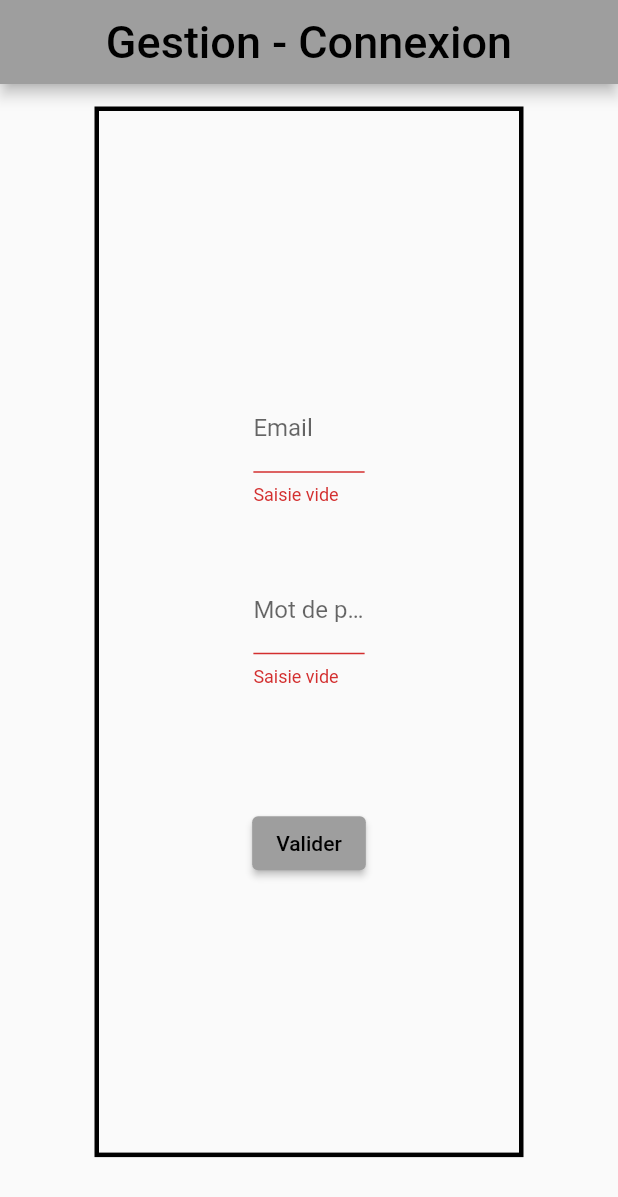
After one commit to LoupMyr/stageApp, a Flutter app: the screen it shows after launch, after a tap on "Valider", on a phone screen of 412 x 824 dp. The commit adds this screen. Shown: the top 1197 px of the screen. Run offline on Flutter 3.47's test engine with Material 2 defaults, Android fonts, the phone set to English and light mode, and no system bars; our stand-ins replace flutter_secure_storage, flutter_spinkit.

Commit message:
ajout connexion & splashscreen & debut package secure_storage

```diff
--- /dev/null
+++ b/lib/connexionPage.dart
@@ -0,0 +1,118 @@
+import 'package:flutter/material.dart';
+import 'package:flutter_secure_storage/flutter_secure_storage.dart';
+import 'package:stage/tools.dart';
+import 'dart:convert' as convert;
+
+class ConnexionPage extends StatefulWidget {
+  const ConnexionPage({super.key, required this.title});
+
+  final String title;
+
+  @override
+  State<ConnexionPage> createState() => ConnexionPageState();
+}
+
+class ConnexionPageState extends State<ConnexionPage> {
+  final Tools _tools = Tools();
+  final storage = FlutterSecureStorage();
+  final _formKey = GlobalKey<FormState>();
+  String _email = '';
+  String _mdp = '';
+
+  void connect() async {
+    var response = await _tools.authenticationUser(_email, _mdp);
+    if (response.statusCode == 200) {
+      Navigator.pushReplacementNamed(context, '/routeHome');
+      ScaffoldMessenger.of(context).showSnackBar(const SnackBar(
+        content: Text('Bienvenue !'),
+      ));
+      var token = convert.jsonDecode(response.body);
+      await storage.write(key: 'email', value: _email);
+      await storage.write(key: 'password', value: _mdp);
+      await storage.write(key: 'token', value: token);
+    } else if (response.statusCode == 401) {
+      ScaffoldMessenger.of(context).showSnackBar(const SnackBar(
+        content: Text('Identifiant incorrects'),
+      ));
+    } else {
+      ScaffoldMessenger.of(context).showSnackBar(SnackBar(
+        content: Text('Erreur ${response.statusCode.toString()}'),
+      ));
+    }
+  }
+
+  @override
+  Widget build(BuildContext context) {
+    return Scaffold(
+      appBar: AppBar(
+        centerTitle: true,
+        title: Text(
+          widget.title,
+          style: TextStyle(fontSize: 30),
+        ),
+      ),
+      body: SingleChildScrollView(
+        child: Center(
+          child: Container(
+            height: MediaQuery.of(context).size.height * 0.85,
+            margin: const EdgeInsets.all(15.0),
+            padding: const EdgeInsets.all(100.0),
+            decoration: BoxDecoration(
+                border: Border.all(
+                    color: const Color.fromARGB(255, 0, 0, 0), width: 3)),
+            child: Form(
+              key: _formKey,
+              child: Column(
+                mainAxisAlignment: MainAxisAlignment.center,
+                children: [
+                  SizedBox(
+                    width: MediaQuery.of(context).size.width * 0.18,
+                    child: TextFormField(
+                      decoration: const InputDecoration(labelText: 'Email'),
+                      validator: (valeur) {
+                        if (valeur == null || valeur.isEmpty) {
+                          return 'Saisie vide';
+                        } else {
+                          setState(() {
+                            _email = valeur;
+                          });
+                        }
+                      },
+                    ),
+                  ),
+                  const Padding(padding: EdgeInsets.all(20)),
+                  SizedBox(
+                    width: MediaQuery.of(context).size.width * 0.18,
+                    child: TextFormField(
+                      obscureText: true,
+                      decoration:
+                          const InputDecoration(labelText: 'Mot de passe'),
+                      validator: (valeur) {
+                        if (valeur == null || valeur.isEmpty) {
+                          return 'Saisie vide';
+                        } else {
+                          setState(() {
+                            _mdp = valeur;
+                          });
+                        }
+                      },
+                    ),
+                  ),
+                  const Padding(padding: EdgeInsets.all(40)),
+                  ElevatedButton(
+                    onPressed: () {
+                      if (_formKey.currentState!.validate()) {
+                        connect();
+                      }
+                    },
+                    child: const Text("Valider"),
+                  ),
+                ],
+              ),
+            ),
+          ),
+        ),
+      ),
+    );
+  }
+}
--- a/lib/main.dart
+++ b/lib/main.dart
@@ -5,6 +5,7 @@ import 'package:stage/myhomepage.dart';
 import 'package:stage/ajoutPage.dart';
 import 'package:stage/searchByEtat.dart';
 import 'package:stage/searchByType.dart';
+import 'package:stage/splashscreen.dart';
 
 void main() {
   runApp(const MyApp());
@@ -21,9 +22,11 @@ class MyApp extends StatelessWidget {
         theme: ThemeData(
           primarySwatch: Colors.grey,
         ),
-        home: const MyHomePage(title: 'Gestion - Accueil'),
+        home: const SplashScreen(title: 'Gestion - Connexion'),
         darkTheme: ThemeData.dark(),
         routes: <String, WidgetBuilder>{
+          '/routeHome': (BuildContext context) =>
+              const AjoutPage(title: "Gestion - Accueil"),
           '/routeAjout': (BuildContext context) =>
               const AjoutPage(title: "Gestion - Ajouter un élément"),
           '/routeListe': (BuildContext context) =>
--- a/lib/searchByType.dart
+++ b/lib/searchByType.dart
@@ -50,7 +50,7 @@ class SearchByTypeState extends State<SearchByType> {
   void recupMateriels() async {
     _col = Column(
       children: const <Widget>[
-        SpinKitDualRing(color: Colors.teal),
+        SpinKitDualRing(color: Colors.blueGrey),
       ],
     );
     var responseM = await _tools.getMateriels();
--- /dev/null
+++ b/lib/splashscreen.dart
@@ -0,0 +1,42 @@
+import 'dart:async';
+
+import 'package:flutter/material.dart';
+import 'package:flutter_spinkit/flutter_spinkit.dart';
+import 'package:stage/connexionPage.dart';
+import 'package:stage/myhomepage.dart';
+
+class SplashScreen extends StatefulWidget {
+  const SplashScreen({super.key, required this.title});
+  final String title;
+  @override
+  SplashScreenState createState() => SplashScreenState();
+}
+
+class SplashScreenState extends State<SplashScreen> {
+  @override
+  void initState() {
+    super.initState();
+    Timer(
+      const Duration(seconds: 2),
+      () => Navigator.pushReplacement(
+        context,
+        MaterialPageRoute(
+          builder: (context) => ConnexionPage(
+            title: widget.title,
+          ),
+        ),
+      ),
+    );
+  }
+
+  @override
+  Widget build(BuildContext context) {
+    return Container(
+        color: Colors.black,
+        child: const SpinKitFadingFour(
+          color: Colors.white,
+          size: 200,
+          duration: Duration(seconds: 2),
+        ));
+  }
+}
--- a/pubspec.yaml
+++ b/pubspec.yaml
@@ -40,6 +40,7 @@ dependencies:
   intl: ^0.18.0
   image_picker: ^0.8.6
   flutter_spinkit: ^5.1.0
+  flutter_secure_storage: ^7.0.1
 
 dev_dependencies:
   flutter_test:
```
Also changed, not shown: lib/ajoutPage.dart (+76 -9 lines), lib/materielPage.dart (+142 -58 lines), lib/searchByEtat.dart (+8 -2 lines), lib/tools.dart (+23 -2 lines), pubspec.lock, 7 other files.
